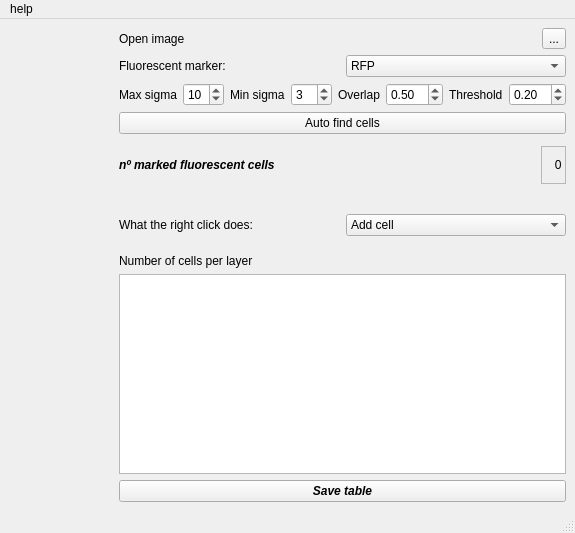
The window that bycells2.ui (sanchestm/RapID-cell-counter) describes before a commit, drawn with Qt 5.
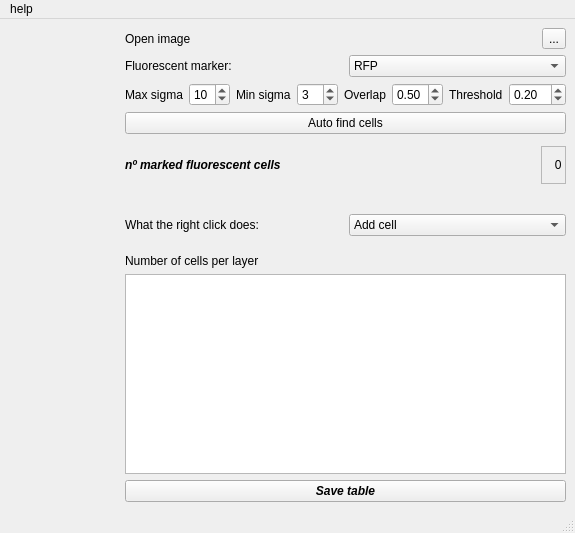
The same window after the commit. Icons and pictures are not drawn.

Commit message: fix to scale of change in overlap feature

Diff of the .ui file:
```diff
--- a/bycells2.ui
+++ b/bycells2.ui
@@ -70,6 +70,12 @@
       </item>
       <item>
        <widget class="QDoubleSpinBox" name="log_overlap">
+        <property name="maximum">
+         <double>1.000000000000000</double>
+        </property>
+        <property name="singleStep">
+         <double>0.050000000000000</double>
+        </property>
         <property name="value">
          <double>0.500000000000000</double>
         </property>
```
